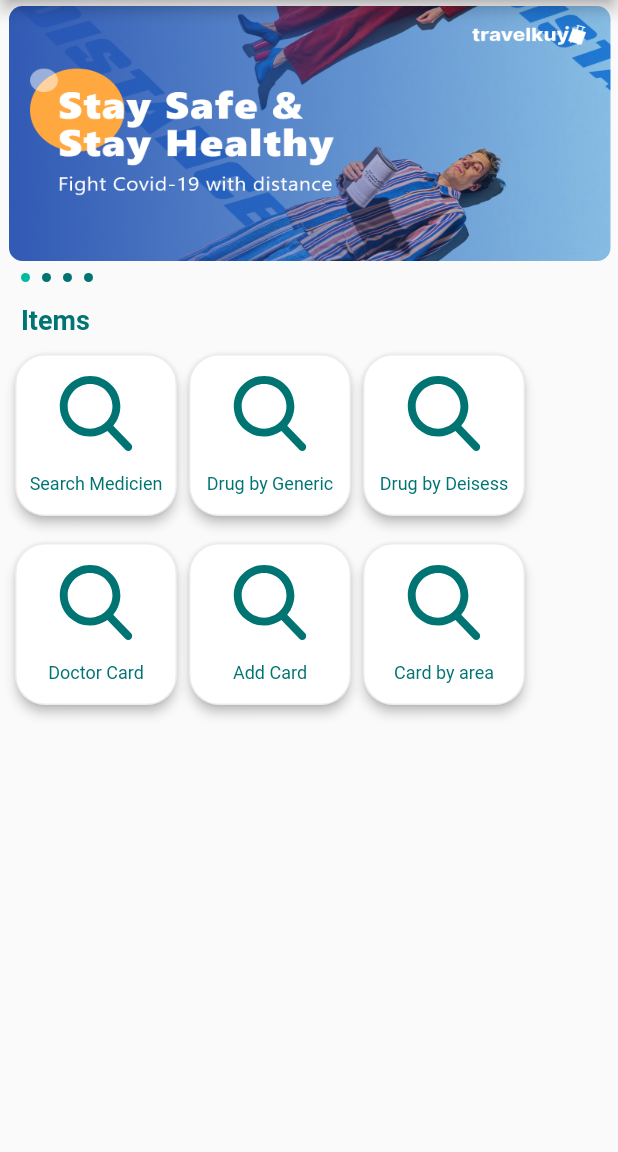
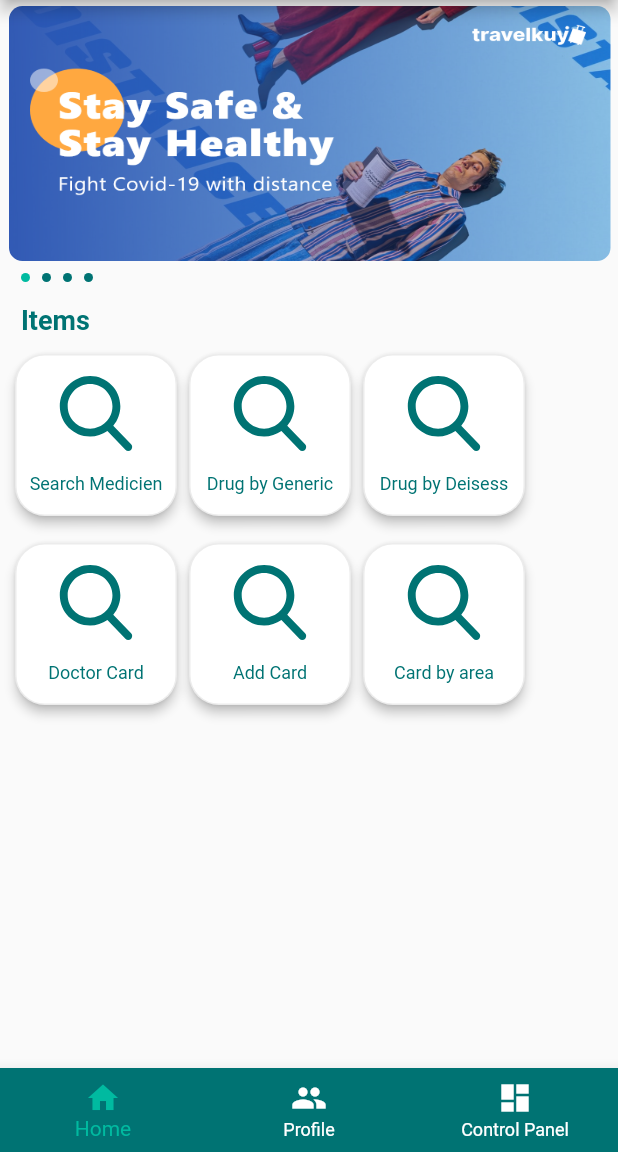
Before and after one commit to Dreamwinners-Technologies/Need-Doctor-s-App, a Flutter app: the screen it shows after launch, after a tap on the "arrow forward ios" icon, on a phone screen of 412 x 824 dp, the part 84-1236 px from its top. Run offline on Flutter 3.47's test engine with Material 2 defaults, Android fonts, the phone set to English and light mode, and no system bars; our stand-ins replace flutter_secure_storage, flutter_svg, flutter_swiper, fluttertoast, simple_animations; network calls fail.

Commit message:
Extracted Some Widgets

```diff
--- a/lib/view/LoginPage.dart
+++ b/lib/view/LoginPage.dart
@@ -12,6 +12,7 @@ import 'package:need_doctors/view/SplashScreen.dart';
 
 import '../networking/LoginRegistrationNetwork.dart';
 import 'OtpPage.dart';
+import 'Pagesetup.dart';
 
 final storage = FlutterSecureStorage();
 
@@ -127,7 +128,7 @@ class LoginScreen extends StatelessWidget {
                                   Navigator.push(
                                     context,
                                     MaterialPageRoute(
-                                      builder: (context) => HomeScreen(),
+                                      builder: (context) => PageSetup(),
                                     ),
                                   );
                                 }
--- a/lib/view/Pagesetup.dart
+++ b/lib/view/Pagesetup.dart
@@ -1,9 +1,11 @@
 import 'package:flutter/material.dart';
 import 'package:need_doctors/Colors/Colors.dart';
+import 'package:need_doctors/view/AddMedicine.dart';
 import 'package:need_doctors/view/Dashboard.dart';
 import 'package:need_doctors/view/HomePage.dart';
 import 'package:need_doctors/view/ProfileScreen.dart';
-import 'package:need_doctors/view/others_screen.dart';
+
+import 'Moderator.dart';
 
 class PageSetup extends StatefulWidget {
   @override
@@ -15,9 +17,9 @@ class _HomePageState extends State<PageSetup> {
   final pages = [
     HomeScreen(),
     ProfileScreen(),
-    OthersScreen(),
-    DashboardScreen()
+    AddMedicine()
   ];
+
   @override
   Widget build(BuildContext context) {
     return Scaffold(
@@ -34,16 +36,19 @@ class _HomePageState extends State<PageSetup> {
         unselectedItemColor: white,
         items: [
           // ignore: deprecated_member_use
-          BottomNavigationBarItem(icon: Icon(Icons.home), title: Text("Home")),
           BottomNavigationBarItem(
-              // ignore: deprecated_member_use
-              icon: Icon(Icons.people), title: Text("Profile")),
+            // ignore: deprecated_member_use
+            icon: Icon(Icons.home),
+            title: Text("Home"),
+          ),
           BottomNavigationBarItem(
-              // ignore: deprecated_member_use
-              icon: Icon(Icons.home), title: Text("Others")),
+            // ignore: deprecated_member_use
+            icon: Icon(Icons.people), title: Text("Profile"),
+          ),
           BottomNavigationBarItem(
-              // ignore: deprecated_member_use
-              icon: Icon(Icons.dashboard), title: Text("Dashboard")),
+            // ignore: deprecated_member_use
+            icon: Icon(Icons.dashboard), title: Text("Control Panel"),
+          ),
         ],
       ),
       body: pages[_currentIndex],
--- a/lib/view/SplashScreen.dart
+++ b/lib/view/SplashScreen.dart
@@ -4,6 +4,8 @@ import 'package:need_doctors/Animation/FadeAnimation.dart';
 import 'package:need_doctors/Colors/Colors.dart';
 import 'package:need_doctors/view/HomePage.dart';
 import 'package:need_doctors/view/LoginPage.dart';
+
+import 'Pagesetup.dart';
 
 final storage = FlutterSecureStorage();
 
@@ -86,7 +88,6 @@ class SplashScreen extends StatelessWidget {
                   ),
                 ),
                 Container(
-                  margin: ,
                   child: GestureDetector(
                     onTap: () async {
                       String token = await storage.read(key: "jwtToken");
@@ -104,7 +105,7 @@ class SplashScreen extends StatelessWidget {
                         Navigator.push(
                           context,
                           MaterialPageRoute(
-                            builder: (context) => HomeScreen(),
+                            builder: (context) => PageSetup(),
                           ),
                         );
                       }
```
Also changed, not shown: lib/view/AddMedicine.dart (+23 -32 lines), lib/view/HomePage.dart (+18 -7 lines).
